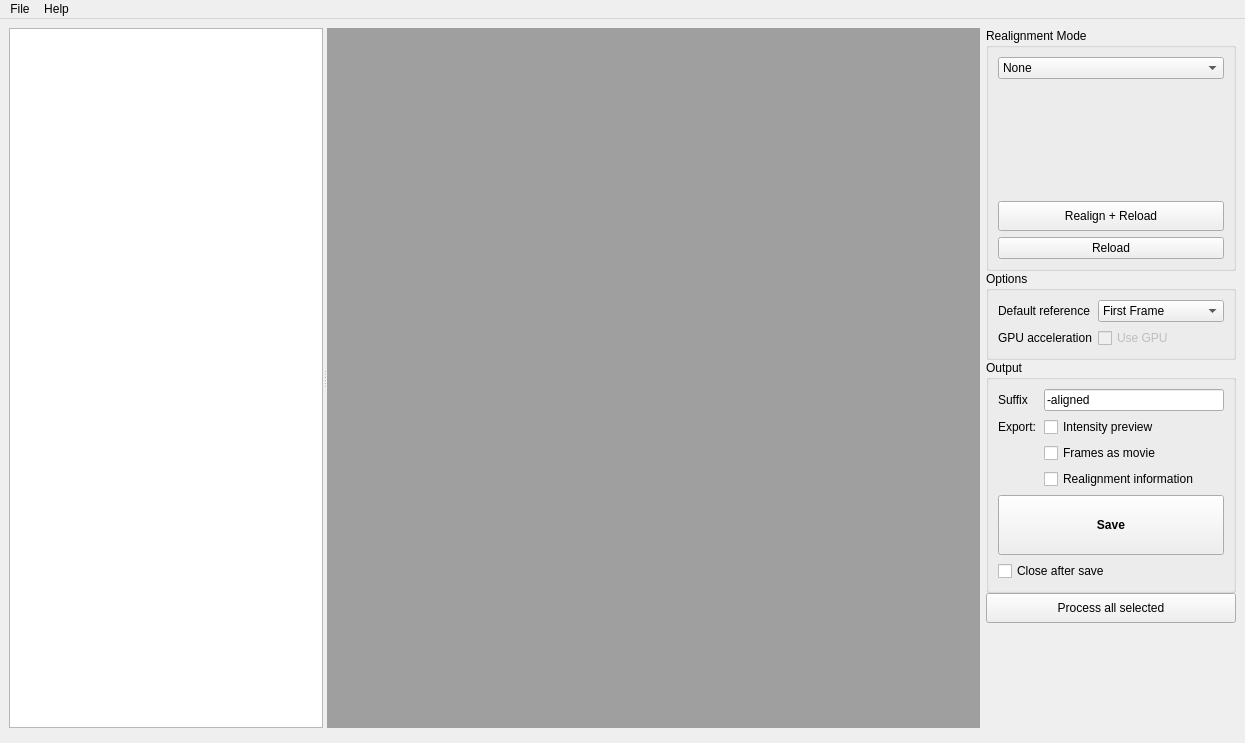
This is Source/flim-ui/RealignmentStudio.ui in flimfit/Galene as Qt 5 draws it before an edit. The edited form follows.
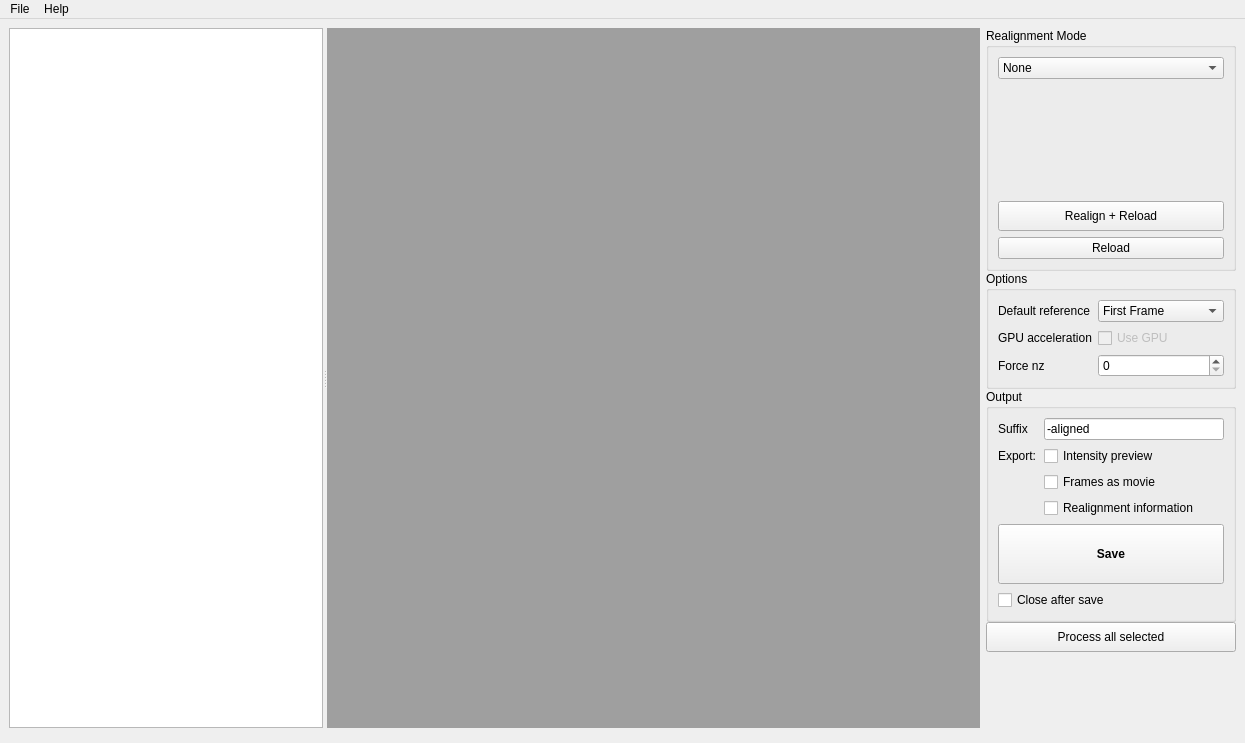
This is the edited form. Custom widgets are drawn as their Qt base class.

Commit message: Allow user to force numZ when reading FLIM data

```diff
--- a/Source/flim-ui/RealignmentStudio.ui
+++ b/Source/flim-ui/RealignmentStudio.ui
@@ -458,6 +458,23 @@
                </property>
               </widget>
              </item>
+             <item row="2" column="1">
+              <widget class="QSpinBox" name="force_nz_spin">
+               <property name="minimum">
+                <number>0</number>
+               </property>
+               <property name="maximum">
+                <number>1000</number>
+               </property>
+              </widget>
+             </item>
+             <item row="2" column="0">
+              <widget class="QLabel" name="label_9">
+               <property name="text">
+                <string>Force nz</string>
+               </property>
+              </widget>
+             </item>
             </layout>
            </widget>
           </item>
```
Left out of the diff: 16 changed lines with no effect on the pictures. The commit also changes 5 other files.
